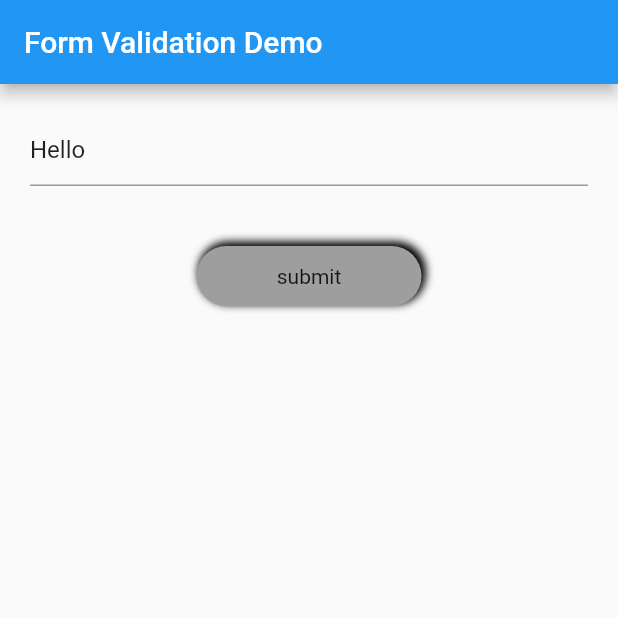
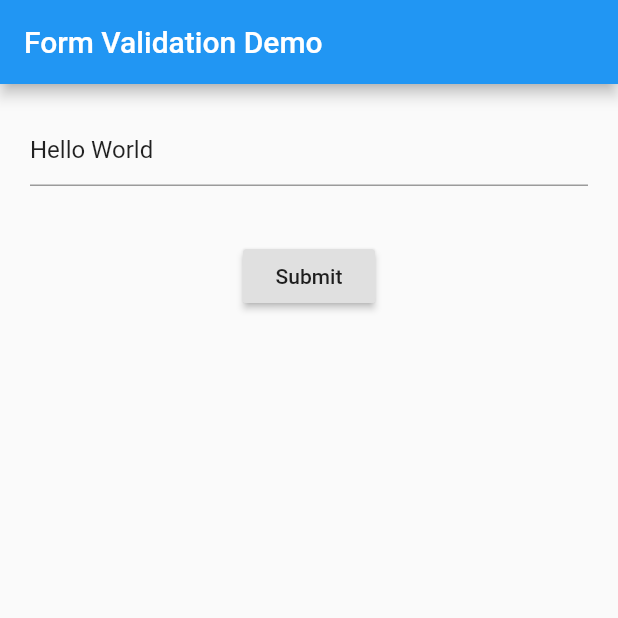
Before and after one commit to JulioRodriguezR/flutter-form, a Flutter app: the screen it shows after launch, on a phone screen of 412 x 824 dp, the top half of it. Run offline on Flutter 3.47's test engine with Material 2 defaults, Android fonts, the phone set to English and light mode, and no system bars.

Commit message:
Remove many files and move code to main original

```diff
--- a/lib/main.dart
+++ b/lib/main.dart
@@ -1,5 +1,4 @@
 import 'package:flutter/material.dart';
-import 'package:flutter_app/screens/myCustomForm.dart';
 
 void main() => runApp(MyApp());
 
@@ -10,7 +9,6 @@ class MyApp extends StatelessWidget {
 
     return MaterialApp(
       title: appTitle,
-      debugShowCheckedModeBanner: false,
       home: Scaffold(
         appBar: AppBar(
           title: Text(appTitle),
@@ -20,3 +18,73 @@ class MyApp extends StatelessWidget {
     );
   }
 }
+
+class MyCustomForm extends StatefulWidget {
+  @override
+  MyCustomFormState createState() {
+    return MyCustomFormState();
+  }
+}
+
+// This class holds data related to the form.
+class MyCustomFormState extends State<MyCustomForm> {
+  // Create a global key that uniquely identifies the Form widget
+  // and allows validation of the form.
+  //
+  // Note: This is a GlobalKey<FormState>,
+  // not a GlobalKey<MyCustomFormState>.
+  final _formKey = GlobalKey<FormState>();
+
+  @override
+  Widget build(BuildContext context) {
+    // Build a Form widget using the _formKey created above.
+    return Form(
+      key: _formKey,
+      child: Column(
+        crossAxisAlignment: CrossAxisAlignment.center,
+        children: <Widget>[
+          allTextFieldWithMargin(),
+          Padding(
+            padding: const EdgeInsets.symmetric(vertical: 16.0),
+            child: RaisedButton(
+              onPressed: () {
+                // Validate returns true if the form is valid, or false
+                // otherwise.
+                if (_formKey.currentState.validate()) {
+                  // If the form is valid, display a Snackbar.
+                  Scaffold.of(context).showSnackBar(
+                    SnackBar(
+                      content: Text('Processing Data'),
+                    ),
+                  );
+                }
+              },
+              child: Text('Submit'),
+            ),
+          ),
+        ],
+      ),
+    );
+  }
+}
+
+Widget allTextFieldWithMargin() {
+  return Container(
+    margin: new EdgeInsets.all(20.0),
+    child: Column(
+      children: <Widget>[
+        new TextFormField(
+          initialValue: 'Hello World',
+          decoration: new InputDecoration(hintText: 'Enter Something'),
+          keyboardType: TextInputType.phone,
+          validator: (value) {
+            if (value.isEmpty) {
+              return 'Please enter some text';
+            }
+            return null;
+          },
+        ),
+      ],
+    ),
+  );
+}
--- a/lib/screens/myCustomForm.dart
+++ /dev/null
@@ -1,42 +0,0 @@
-import 'package:flutter/material.dart';
-import 'package:flutter_app/widgets/allTextFieldWithMargin.dart';
-import 'package:flutter_app/widgets/customRaisedButton.dart';
-
-class MyCustomForm extends StatefulWidget {
-  @override
-  MyCustomFormState createState() {
-    return MyCustomFormState();
-  }
-}
-
-// This class holds data related to the form.
-class MyCustomFormState extends State<MyCustomForm> {
-  // Global key that uniquely identifies the Form widget
-  // and allows validation of the form.
-  //
-  // Note: This is a GlobalKey<FormState>,
-  // not a GlobalKey<MyCustomFormState>.
-  final _formKey = GlobalKey<FormState>();
-
-  @override
-  Widget build(BuildContext context) {
-    // Build a Form widget using the _formKey created above.
-    return Form(
-      key: _formKey,
-      child: Column(
-        children: <Widget>[
-          allTextFieldWithMargin(),
-          CustomRaisedButton(
-            txt: Text('submit'),
-            snackBar: Text('Processing Data'),
-            fK: _formKey,
-            width: 150,
-            height: 40,
-            color: Colors.grey,
-            handle: () => {print('clicked on submit button')},
-          )
-        ],
-      ),
-    );
-  }
-}
--- a/lib/widgets/allTextFieldWithMargin.dart
+++ /dev/null
@@ -1,23 +0,0 @@
-import 'package:flutter/material.dart';
-
-Widget allTextFieldWithMargin() {
-  return Container(
-    margin: new EdgeInsets.all(20.0),
-    child: Column(
-      children: <Widget>[
-        new TextFormField(
-          initialValue: 'Hello',
-          decoration: new InputDecoration(hintText: 'Enter Something'),
-          keyboardType: TextInputType.phone,
-          validator: (value) {
-            print(value);
-            if (value.isEmpty) {
-              return 'Please enter some text';
-            }
-            return null;
-          },
-        ),
-      ],
-    ),
-  );
-}
--- a/lib/widgets/customRaisedButton.dart
+++ /dev/null
@@ -1,74 +0,0 @@
-import 'package:flutter/material.dart';
-
-class CustomRaisedButton extends StatelessWidget {
-  final Text txt;
-  final Text snackBar;
-  final GlobalKey<FormState> fK;
-  final double width;
-  final double height;
-  final Color color;
-  final Icon leadingIcon;
-  final Icon finalIcon;
-  final Function handle;
-
-  const CustomRaisedButton(
-      {Key key,
-      @required this.txt,
-      @required this.snackBar,
-      @required this.fK,
-      @required this.width,
-      @required this.height,
-      @required this.color,
-      this.leadingIcon,
-      this.finalIcon,
-      this.handle})
-      : super(key: key);
-
-  @override
-  Widget build(BuildContext context) {
-    return InkWell(
-      onTap: handle,
-      child: Container(
-        width: width,
-        height: height,
-        margin: const EdgeInsets.only(top: 20.0),
-        decoration: BoxDecoration(
-          color: color,
-          borderRadius: BorderRadius.only(
-            topRight: Radius.circular(height / 2),
-            topLeft: Radius.circular(height / 2),
-            bottomRight: Radius.circular(height / 2),
-            bottomLeft: Radius.circular(height / 2),
-          ),
-          boxShadow: [
-            BoxShadow(
-              color: Colors.black,
-              offset: Offset(2, -2),
-              blurRadius: height * .1,
-              spreadRadius: 1,
-            )
-          ],
-        ),
-        child: Row(
-          mainAxisAlignment: MainAxisAlignment.spaceEvenly,
-          children: <Widget>[
-            leadingIcon ?? Container(),
-            txt,
-            finalIcon ?? Offstage(),
-//            RaisedButton(
-//              onPressed: () {
-//                if (fK.currentState.validate()) {
-//                  Scaffold.of(context).showSnackBar(
-//                    SnackBar(
-//                      content: snackBar,
-//                    ),
-//                  );
-//                }
-//              },
-//            )
-          ],
-        ),
-      ),
-    );
-  }
-}
```
